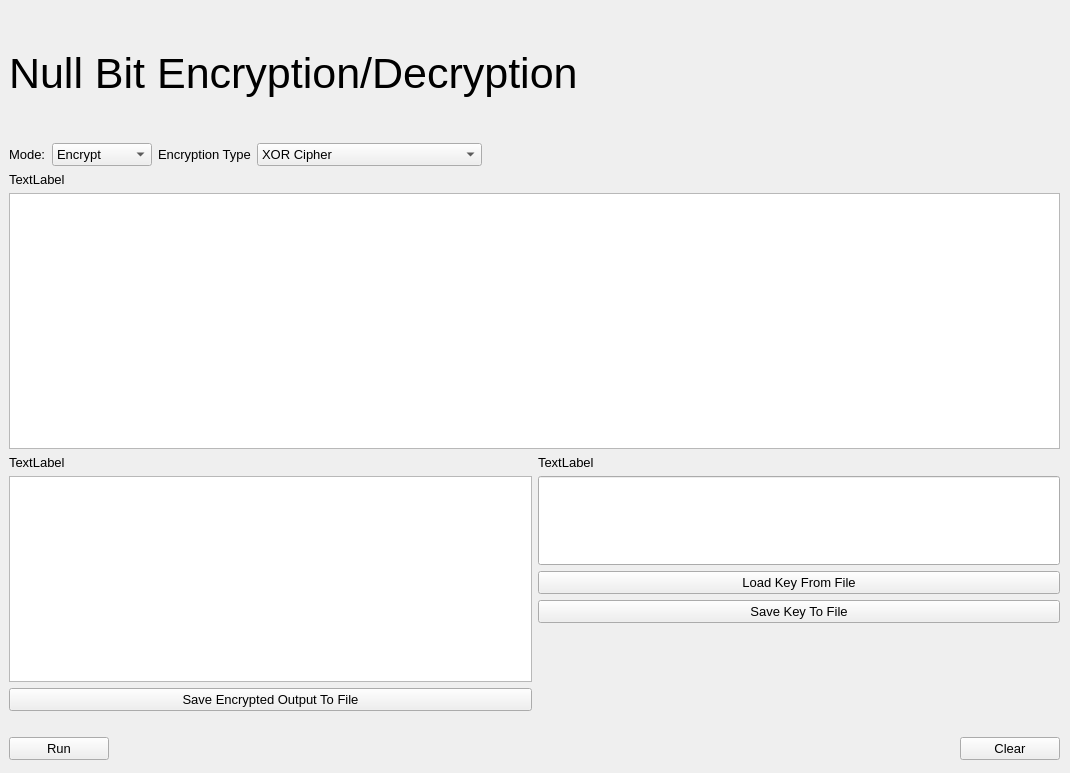
The window that UI/Null_Bit.ui (vipersniper0501/Null_Bit) describes before a commit, drawn with Qt 5.
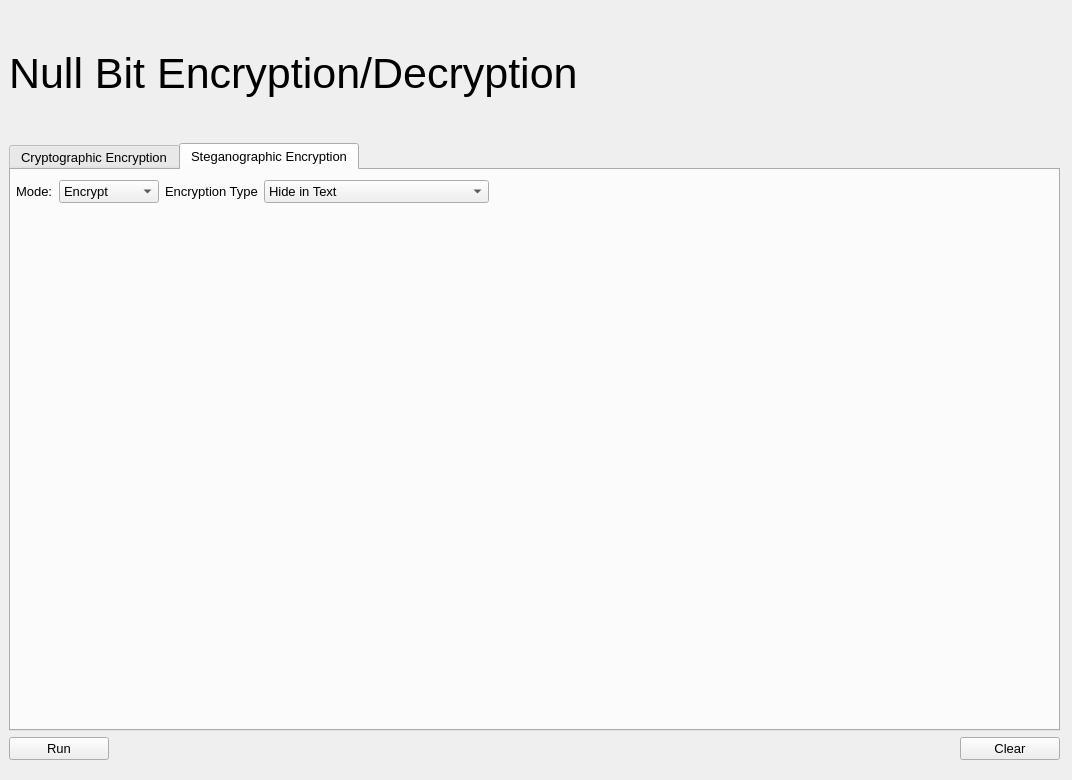
The same window after the commit.

Commit message: Updated Login ui and added second tab for steganographic encryption

Patch:
```diff
--- a/UI/Null_Bit.ui
+++ b/UI/Null_Bit.ui
@@ -6,8 +6,8 @@
    <rect>
     <x>0</x>
     <y>0</y>
-    <width>1070</width>
-    <height>773</height>
+    <width>1072</width>
+    <height>780</height>
    </rect>
   </property>
   <property name="font">
@@ -60,6 +60,40 @@
       </widget>
      </item>
      <item>
+      <widget class="QTabWidget" name="tabWidget">
+       <property name="currentIndex">
+        <number>1</number>
+       </property>
+       <widget class="QWidget" name="CryptographicTab">
+        <attribute name="title">
+         <string>Cryptographic Encryption</string>
+        </attribute>
+        <widget class="QWidget" name="verticalLayoutWidget_2">
+         <property name="geometry">
+          <rect>
+           <x>-1</x>
+           <y>-1</y>
+           <width>1051</width>
+           <height>551</height>
+          </rect>
+         </property>
+         <layout class="QVBoxLayout" name="verticalLayout_4">
+          <property name="sizeConstraint">
+           <enum>QLayout::SetDefaultConstraint</enum>
+          </property>
+          <property name="leftMargin">
+           <number>5</number>
+          </property>
+          <property name="topMargin">
+           <number>10</number>
+          </property>
+          <property name="rightMargin">
+           <number>10</number>
+          </property>
+          <property name="bottomMargin">
+           <number>0</number>
+          </property>
+          <item>
       <layout class="QHBoxLayout" name="horizontalLayout">
        <item>
         <widget class="QLabel" name="label_2">
@@ -182,7 +216,7 @@
          <item>
           <widget class="QPushButton" name="Save_Output_Button">
            <property name="text">
-            <string>Save Encrypted Output To File</string>
+                 <string>Save _ Output To File</string>
            </property>
           </widget>
          </item>
@@ -242,7 +276,105 @@
       </layout>
      </item>
      <item>
-      <spacer name="horizontalSpacer_2">
+           <spacer name="verticalSpacer_2">
+            <property name="orientation">
+             <enum>Qt::Vertical</enum>
+            </property>
+            <property name="sizeHint" stdset="0">
+             <size>
+              <width>20</width>
+              <height>40</height>
+             </size>
+            </property>
+           </spacer>
+          </item>
+         </layout>
+        </widget>
+       </widget>
+       <widget class="QWidget" name="SteganographicTab">
+        <attribute name="title">
+         <string>Steganographic Encryption</string>
+        </attribute>
+        <widget class="QWidget" name="verticalLayoutWidget_3">
+         <property name="geometry">
+          <rect>
+           <x>0</x>
+           <y>0</y>
+           <width>1041</width>
+           <height>561</height>
+          </rect>
+         </property>
+         <layout class="QVBoxLayout" name="verticalLayout_5">
+          <property name="leftMargin">
+           <number>5</number>
+          </property>
+          <property name="topMargin">
+           <number>10</number>
+          </property>
+          <property name="rightMargin">
+           <number>10</number>
+          </property>
+          <property name="bottomMargin">
+           <number>0</number>
+          </property>
+          <item>
+           <layout class="QHBoxLayout" name="horizontalLayout_4">
+            <item>
+             <widget class="QLabel" name="label_4">
+              <property name="text">
+               <string>Mode:</string>
+              </property>
+             </widget>
+            </item>
+            <item>
+             <widget class="QComboBox" name="Stego_Mode_Selection">
+              <property name="minimumSize">
+               <size>
+                <width>100</width>
+                <height>0</height>
+               </size>
+              </property>
+              <item>
+               <property name="text">
+                <string>Encrypt</string>
+               </property>
+              </item>
+              <item>
+               <property name="text">
+                <string>Decrypt</string>
+               </property>
+              </item>
+             </widget>
+            </item>
+            <item>
+             <widget class="QLabel" name="label_5">
+              <property name="text">
+               <string>Encryption Type</string>
+              </property>
+             </widget>
+            </item>
+            <item>
+             <widget class="QComboBox" name="Stego_Type_Selection">
+              <property name="minimumSize">
+               <size>
+                <width>225</width>
+                <height>0</height>
+               </size>
+              </property>
+              <item>
+               <property name="text">
+                <string>Hide in Text</string>
+               </property>
+              </item>
+              <item>
+               <property name="text">
+                <string>Hide in Image</string>
+               </property>
+              </item>
+             </widget>
+            </item>
+            <item>
+             <spacer name="horizontalSpacer_4">
        <property name="orientation">
         <enum>Qt::Horizontal</enum>
        </property>
@@ -253,6 +385,26 @@
         </size>
        </property>
       </spacer>
+            </item>
+           </layout>
+          </item>
+          <item>
+           <spacer name="verticalSpacer_3">
+            <property name="orientation">
+             <enum>Qt::Vertical</enum>
+            </property>
+            <property name="sizeHint" stdset="0">
+             <size>
+              <width>20</width>
+              <height>40</height>
+             </size>
+            </property>
+           </spacer>
+          </item>
+         </layout>
+        </widget>
+       </widget>
+      </widget>
      </item>
      <item>
       <layout class="QHBoxLayout" name="horizontalLayout_3">
```
Lines whose indentation alone changed are shown as unchanged. The commit also changes 3 other files.
